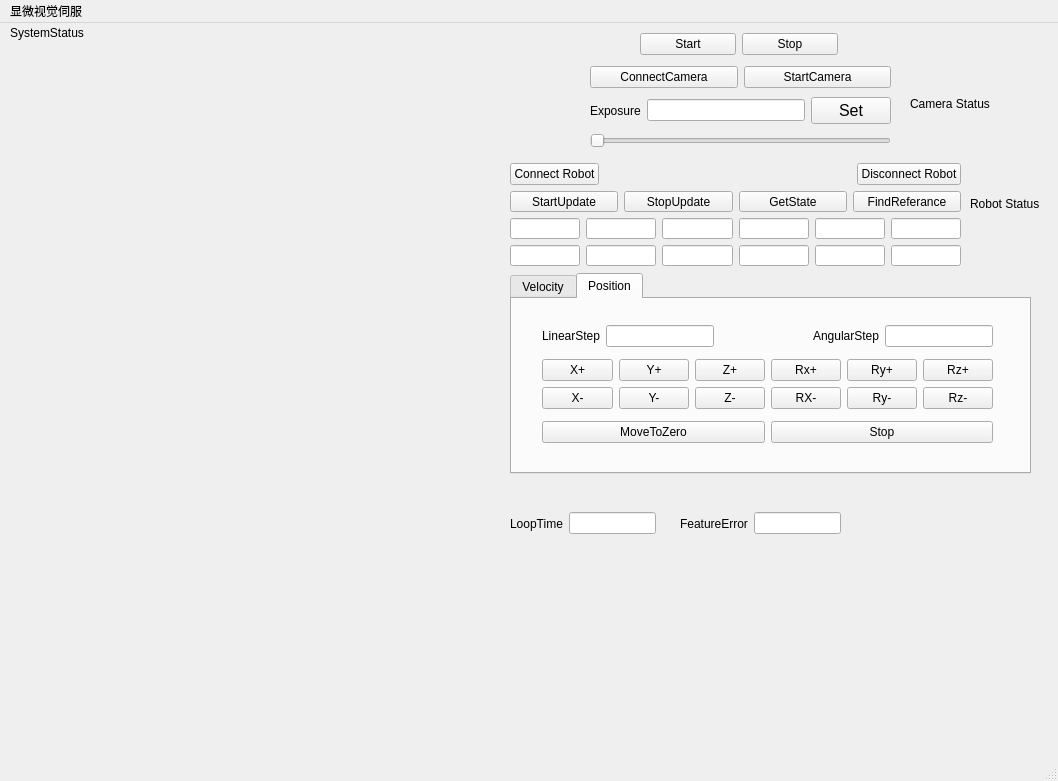
Qt form mainwindow.ui (fengyu1993/Microscopic_Visual_Servoing) before a commit.
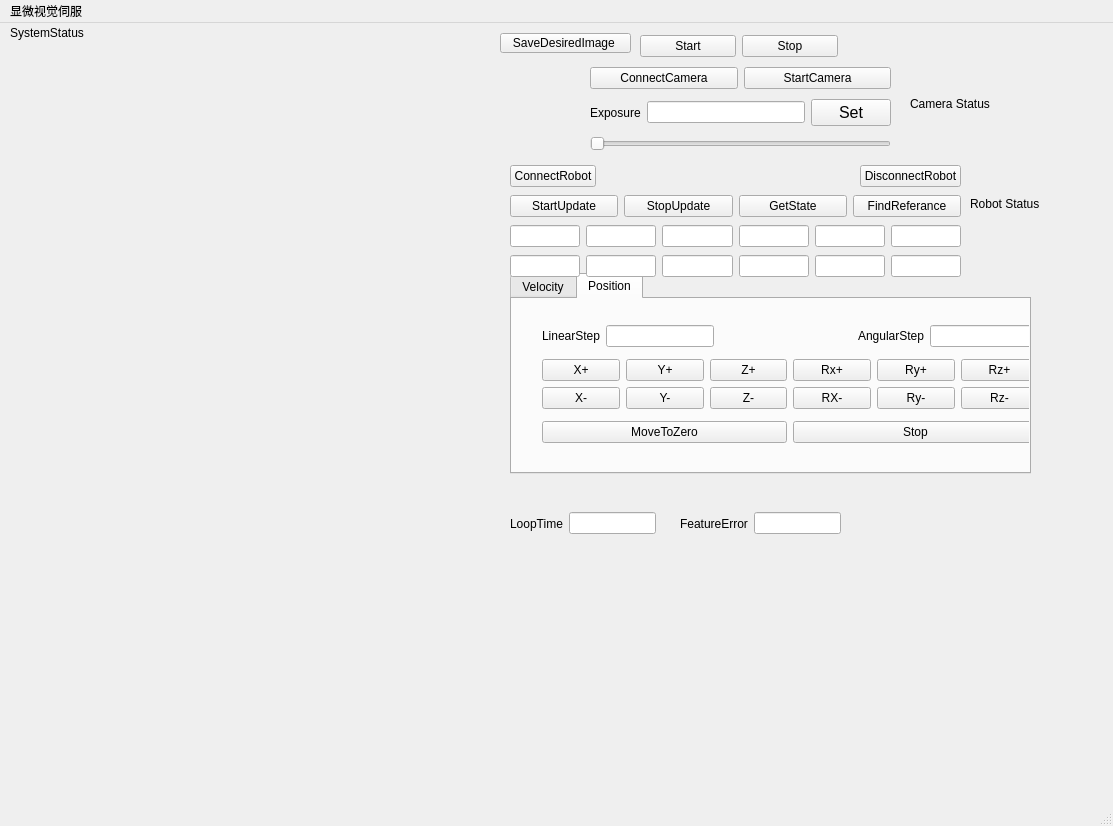
The same form after that commit. Custom widgets are drawn as their Qt base class.

Diff of the .ui file:
```diff
--- a/mainwindow.ui
+++ b/mainwindow.ui
@@ -6,8 +6,8 @@
    <rect>
     <x>0</x>
     <y>0</y>
-    <width>1058</width>
-    <height>781</height>
+    <width>1113</width>
+    <height>826</height>
    </rect>
   </property>
   <property name="windowTitle">
@@ -243,7 +243,7 @@
        <rect>
         <x>30</x>
         <y>20</y>
-        <width>451</width>
+        <width>496</width>
         <height>131</height>
        </rect>
       </property>
@@ -439,7 +439,7 @@
       <x>510</x>
       <y>140</y>
       <width>451</width>
-      <height>103</height>
+      <height>118</height>
      </rect>
     </property>
     <layout class="QVBoxLayout" name="verticalLayout_8">
@@ -448,7 +448,7 @@
        <item>
         <widget class="QPushButton" name="connect">
          <property name="text">
-          <string>Connect Robot</string>
+          <string>ConnectRobot</string>
          </property>
         </widget>
        </item>
@@ -468,7 +468,7 @@
        <item>
         <widget class="QPushButton" name="disconnect">
          <property name="text">
-          <string>Disconnect Robot</string>
+          <string>DisconnectRobot</string>
          </property>
         </widget>
        </item>
@@ -558,7 +558,7 @@
       <x>590</x>
       <y>40</y>
       <width>301</width>
-      <height>91</height>
+      <height>92</height>
      </rect>
     </property>
     <layout class="QVBoxLayout" name="verticalLayout_9">
@@ -692,7 +692,7 @@
       <x>640</x>
       <y>10</y>
       <width>198</width>
-      <height>22</height>
+      <height>26</height>
      </rect>
     </property>
     <layout class="QHBoxLayout" name="horizontalLayout_11">
@@ -774,13 +774,41 @@
      </item>
     </layout>
    </widget>
+   <widget class="QChartView" name="charts_feature_error" native="true">
+    <property name="geometry">
+     <rect>
+      <x>500</x>
+      <y>540</y>
+      <width>601</width>
+      <height>211</height>
+     </rect>
+    </property>
+    <property name="font">
+     <font>
+      <family>Arial</family>
+     </font>
+    </property>
+   </widget>
+   <widget class="QPushButton" name="SaveDesiredImage">
+    <property name="geometry">
+     <rect>
+      <x>500</x>
+      <y>10</y>
+      <width>131</width>
+      <height>20</height>
+     </rect>
+    </property>
+    <property name="text">
+     <string>SaveDesiredImage </string>
+    </property>
+   </widget>
   </widget>
   <widget class="QMenuBar" name="menubar">
    <property name="geometry">
     <rect>
      <x>0</x>
      <y>0</y>
-     <width>1058</width>
+     <width>1113</width>
      <height>19</height>
     </rect>
    </property>
@@ -793,6 +821,14 @@
   </widget>
   <widget class="QStatusBar" name="statusbar"/>
  </widget>
+ <customwidgets>
+  <customwidget>
+   <class>QChartView</class>
+   <extends>QWidget</extends>
+   <header>qchartview.h</header>
+   <container>1</container>
+  </customwidget>
+ </customwidgets>
  <resources/>
  <connections/>
 </ui>
```
Left out of the diff: 2 changed lines with no effect on the pictures.
